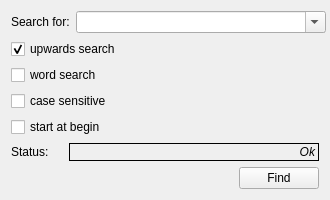
Above: source_code/system_sys/source_code/gui/Sys_Text_Searcher_Wid.ui from dabachma/ProMaIDes_src before the change. Below: the same form after it.
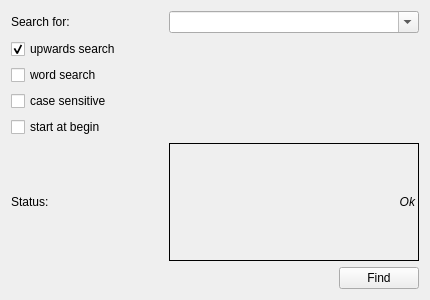
That is the form after the change.

```diff
--- a/source_code/system_sys/source_code/gui/Sys_Text_Searcher_Wid.ui
+++ b/source_code/system_sys/source_code/gui/Sys_Text_Searcher_Wid.ui
@@ -6,20 +6,20 @@
    <rect>
     <x>0</x>
     <y>0</y>
-    <width>330</width>
-    <height>200</height>
+    <width>430</width>
+    <height>300</height>
    </rect>
   </property>
   <property name="minimumSize">
    <size>
-    <width>330</width>
-    <height>200</height>
+    <width>430</width>
+    <height>300</height>
    </size>
   </property>
   <property name="maximumSize">
    <size>
-    <width>330</width>
-    <height>200</height>
+    <width>530</width>
+    <height>420</height>
    </size>
   </property>
   <property name="windowTitle">
```
